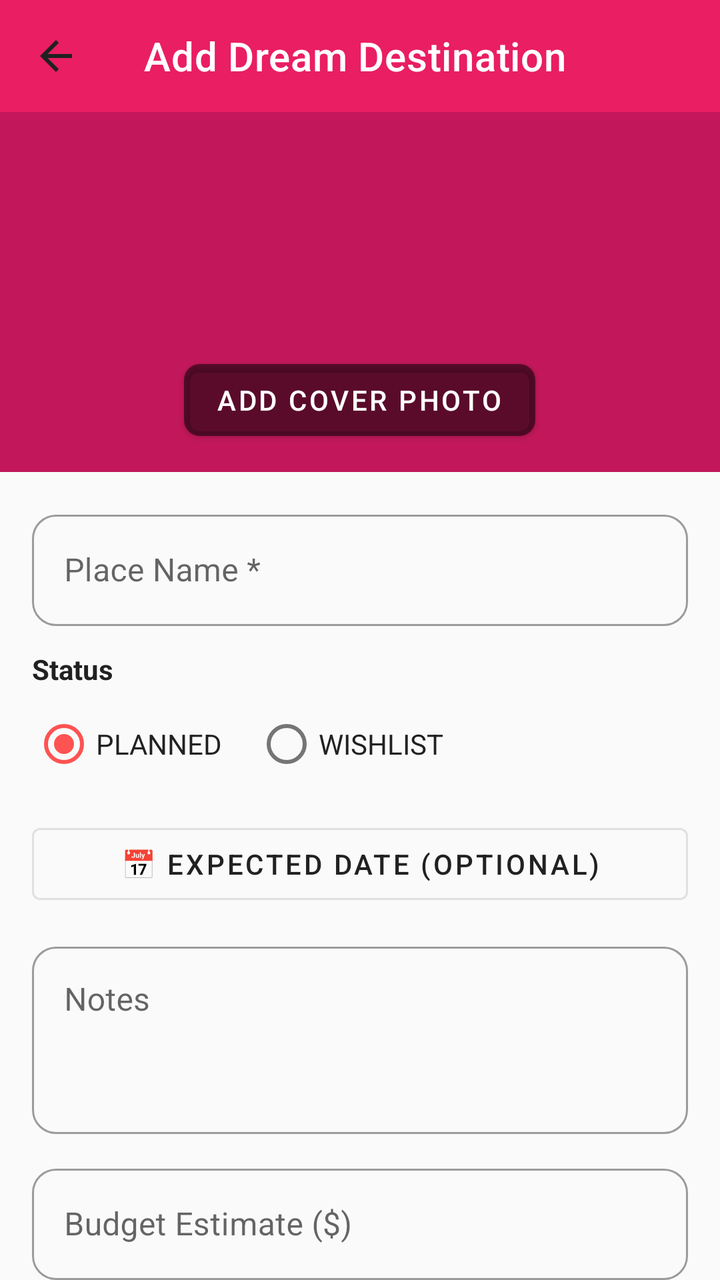
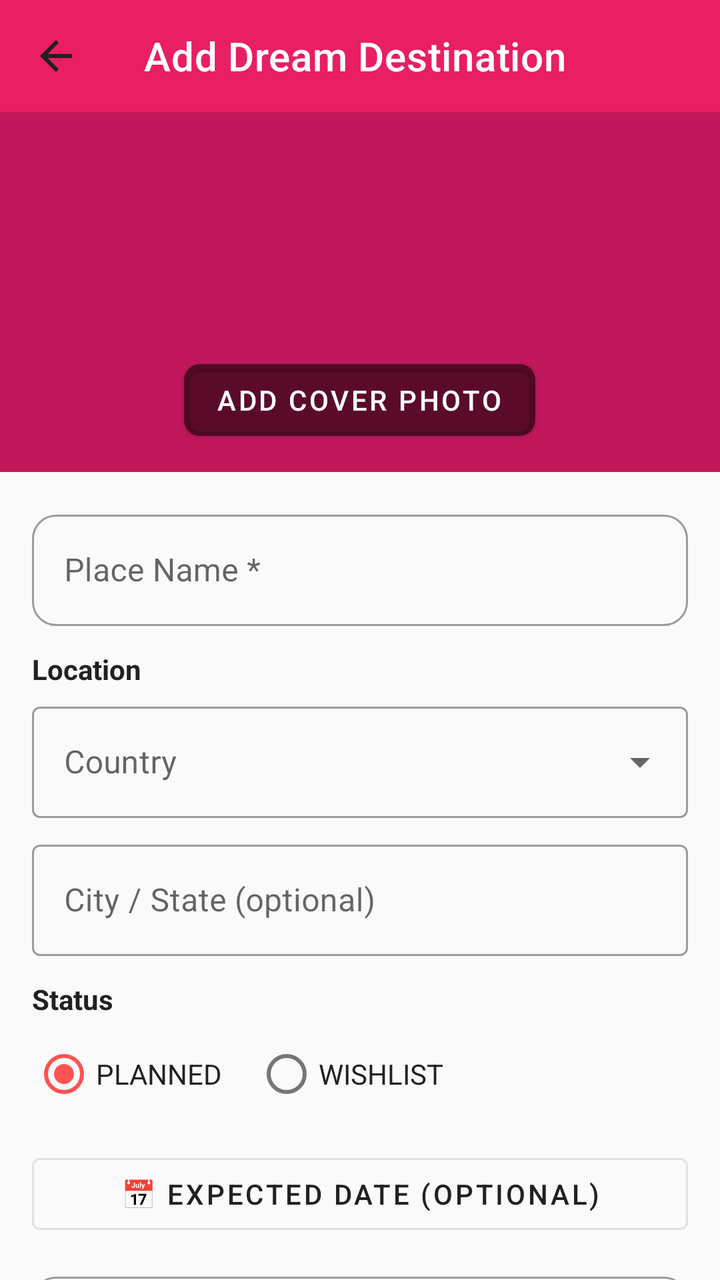

Screens rendered from an Android XML layout before and after an edit, with the pre-edit source and the edit as a unified diff.
<!-- AndroidManifest.xml: application theme Theme.Memoriva -->
<!-- res/layout/activity_dream_destination_create_edit.xml -->
<?xml version="1.0" encoding="utf-8"?>
<androidx.constraintlayout.widget.ConstraintLayout
    xmlns:android="http://schemas.android.com/apk/res/android"
    xmlns:app="http://schemas.android.com/apk/res-auto"
    android:layout_width="match_parent"
    android:layout_height="match_parent"
    android:background="@color/colorBackground">

    <androidx.appcompat.widget.Toolbar
        android:id="@+id/toolbar"
        android:layout_width="0dp"
        android:layout_height="?attr/actionBarSize"
        android:background="@color/colorPrimary"
        app:layout_constraintEnd_toEndOf="parent"
        app:layout_constraintStart_toStartOf="parent"
        app:layout_constraintTop_toTopOf="parent"
        app:navigationIcon="@drawable/ic_arrow_back"
        app:title="Add Dream Destination"
        app:titleTextColor="@color/white" />

    <androidx.core.widget.NestedScrollView
        android:layout_width="0dp"
        android:layout_height="0dp"
        android:fillViewport="true"
        app:layout_constraintBottom_toBottomOf="parent"
        app:layout_constraintEnd_toEndOf="parent"
        app:layout_constraintStart_toStartOf="parent"
        app:layout_constraintTop_toBottomOf="@id/toolbar">

        <LinearLayout
            android:layout_width="match_parent"
            android:layout_height="wrap_content"
            android:orientation="vertical">

            
            <FrameLayout
                android:layout_width="match_parent"
                android:layout_height="180dp">

                <ImageView
                    android:id="@+id/ivCover"
                    android:layout_width="match_parent"
                    android:layout_height="match_parent"
                    android:background="@color/colorPrimaryDark"
                    android:contentDescription="Cover photo"
                    android:scaleType="centerCrop" />

                <com.google.android.material.button.MaterialButton
                    android:id="@+id/btnAddCoverPhoto"
                    android:layout_width="wrap_content"
                    android:layout_height="wrap_content"
                    android:layout_gravity="bottom|center_horizontal"
                    android:layout_marginBottom="12dp"
                    android:text="Add Cover Photo"
                    android:textColor="@color/white"
                    app:backgroundTint="#88000000"
                    app:cornerRadius="8dp" />
            </FrameLayout>

            <LinearLayout
                android:layout_width="match_parent"
                android:layout_height="wrap_content"
                android:orientation="vertical"
                android:padding="16dp">

                
                <com.google.android.material.textfield.TextInputLayout
                    android:id="@+id/tilPlaceName"
                    style="@style/Widget.MaterialComponents.TextInputLayout.OutlinedBox"
                    android:layout_width="match_parent"
                    android:layout_height="wrap_content"
                    android:layout_marginBottom="12dp"
                    android:hint="Place Name *"
                    app:boxCornerRadiusBottomEnd="12dp"
                    app:boxCornerRadiusBottomStart="12dp"
                    app:boxCornerRadiusTopEnd="12dp"
                    app:boxCornerRadiusTopStart="12dp">

                    <com.google.android.material.textfield.TextInputEditText
                        android:id="@+id/etPlaceName"
                        android:layout_width="match_parent"
                        android:layout_height="wrap_content"
                        android:inputType="textCapWords" />
                </com.google.android.material.textfield.TextInputLayout>

                
                <TextView
                    android:layout_width="match_parent"
                    android:layout_height="wrap_content"
                    android:layout_marginBottom="4dp"
                    android:text="Status"
                    android:textColor="@color/colorTextPrimary"
                    android:textSize="14sp"
                    android:textStyle="bold" />

                <RadioGroup
                    android:id="@+id/rgStatus"
                    android:layout_width="match_parent"
                    android:layout_height="wrap_content"
                    android:layout_marginBottom="12dp"
                    android:orientation="horizontal">

                    <RadioButton
                        android:id="@+id/rbPlanned"
                        android:layout_width="wrap_content"
                        android:layout_height="wrap_content"
                        android:layout_marginEnd="16dp"
                        android:checked="true"
                        android:text="PLANNED"
                        android:textColor="@color/colorTextPrimary" />

                    <RadioButton
                        android:id="@+id/rbWishlist"
                        android:layout_width="wrap_content"
                        android:layout_height="wrap_content"
                        android:text="WISHLIST"
                        android:textColor="@color/colorTextPrimary" />
                </RadioGroup>

                
                <com.google.android.material.button.MaterialButton
                    android:id="@+id/btnExpectedDate"
                    style="@style/Widget.MaterialComponents.Button.OutlinedButton"
                    android:layout_width="match_parent"
                    android:layout_height="wrap_content"
                    android:layout_marginBottom="12dp"
                    android:text="📅 Expected Date (optional)"
                    android:textColor="@color/colorTextPrimary"
                    app:strokeColor="@color/colorDivider" />

                
                <com.google.android.material.textfield.TextInputLayout
                    android:id="@+id/tilNotes"
                    style="@style/Widget.MaterialComponents.TextInputLayout.OutlinedBox"
                    android:layout_width="match_parent"
                    android:layout_height="wrap_content"
                    android:layout_marginBottom="12dp"
                    android:hint="Notes"
                    app:boxCornerRadiusBottomEnd="12dp"
                    app:boxCornerRadiusBottomStart="12dp"
                    app:boxCornerRadiusTopEnd="12dp"
                    app:boxCornerRadiusTopStart="12dp">

                    <com.google.android.material.textfield.TextInputEditText
                        android:id="@+id/etNotes"
                        android:layout_width="match_parent"
                        android:layout_height="wrap_content"
                        android:gravity="top"
                        android:inputType="textMultiLine|textCapSentences"
                        android:minLines="3" />
                </com.google.android.material.textfield.TextInputLayout>

                
                <com.google.android.material.textfield.TextInputLayout
                    android:id="@+id/tilBudget"
                    style="@style/Widget.MaterialComponents.TextInputLayout.OutlinedBox"
                    android:layout_width="match_parent"
                    android:layout_height="wrap_content"
                    android:layout_marginBottom="24dp"
                    android:hint="Budget Estimate ($)"
                    app:boxCornerRadiusBottomEnd="12dp"
                    app:boxCornerRadiusBottomStart="12dp"
                    app:boxCornerRadiusTopEnd="12dp"
                    app:boxCornerRadiusTopStart="12dp">

                    <com.google.android.material.textfield.TextInputEditText
                        android:id="@+id/etBudget"
                        android:layout_width="match_parent"
                        android:layout_height="wrap_content"
                        android:inputType="numberDecimal" />
                </com.google.android.material.textfield.TextInputLayout>

                
                <com.google.android.material.button.MaterialButton
                    android:id="@+id/btnSave"
                    android:layout_width="match_parent"
                    android:layout_height="56dp"
                    android:text="Save"
                    android:textColor="@color/white"
                    android:textSize="16sp"
                    app:backgroundTint="@color/colorPrimary"
                    app:cornerRadius="26dp" />
            </LinearLayout>
        </LinearLayout>
    </androidx.core.widget.NestedScrollView>

</androidx.constraintlayout.widget.ConstraintLayout>
<!-- resources referenced by this layout -->
<resources>
  <color name="colorBackground">#FAFAFA</color>
  <color name="colorDivider">#E0E0E0</color>
  <color name="colorPrimary">#E91E63</color>
  <color name="colorPrimaryDark">#C2185B</color>
  <color name="colorTextPrimary">#212121</color>
  <color name="white">#FFFFFFFF</color>
  <!-- drawable ic_arrow_back (drawable) -->
  <vector xmlns:android="http://schemas.android.com/apk/res/android"
      android:width="24dp"
      android:height="24dp"
      android:viewportWidth="24"
      android:viewportHeight="24"
      android:tint="@color/colorTextPrimary">
      <path
          android:fillColor="@android:color/white"
          android:pathData="M20,11H7.83l5.59,-5.59L12,4l-8,8 8,8 1.41,-1.41L7.83,13H20v-2z"/>
  </vector>
  <style name="Theme.Memoriva" parent="Base.Theme.Memoriva" />
  <style name="Base.Theme.Memoriva" parent="Theme.MaterialComponents.Light.NoActionBar">
          <item name="colorPrimary">@color/colorPrimary</item>
          <item name="colorPrimaryDark">@color/colorPrimaryDark</item>
          <item name="colorAccent">@color/colorAccent</item>
          <item name="android:colorBackground">@color/colorBackground</item>
          <item name="colorSurface">@color/colorSurface</item>
          <item name="colorOnPrimary">@color/colorOnPrimary</item>
          <item name="colorError">@color/colorError</item>
          <item name="android:statusBarColor">@color/colorPrimary</item>
          <item name="android:windowLightStatusBar" tools:targetApi="m">false</item>
      </style>
  <color name="colorAccent">#FF5252</color>
  <color name="colorSurface">#FFFFFF</color>
  <color name="colorOnPrimary">#FFFFFF</color>
  <color name="colorError">#F44336</color>
</resources>

<!-- the commit's change to res/layout/activity_dream_destination_create_edit.xml (unified diff, before → after) -->
@@ -88,6 +88,49 @@
                     android:layout_width="match_parent"
                     android:layout_height="wrap_content"
                     android:layout_marginBottom="4dp"
+                    android:text="Location"
+                    android:textColor="@color/colorTextPrimary"
+                    android:textSize="14sp"
+                    android:textStyle="bold" />
+
+                
+                <com.google.android.material.textfield.TextInputLayout
+                    android:id="@+id/tilCountry"
+                    style="@style/Widget.MaterialComponents.TextInputLayout.OutlinedBox.ExposedDropdownMenu"
+                    android:layout_width="match_parent"
+                    android:layout_height="wrap_content"
+                    android:layout_marginBottom="8dp"
+                    android:hint="Country">
+
+                    <AutoCompleteTextView
+                        android:id="@+id/spinnerCountry"
+                        android:layout_width="match_parent"
+                        android:layout_height="wrap_content"
+                        android:inputType="textCapWords"
+                        android:completionThreshold="1" />
+                </com.google.android.material.textfield.TextInputLayout>
+
+                
+                <com.google.android.material.textfield.TextInputLayout
+                    android:id="@+id/tilCity"
+                    style="@style/Widget.MaterialComponents.TextInputLayout.OutlinedBox"
+                    android:layout_width="match_parent"
+                    android:layout_height="wrap_content"
+                    android:layout_marginBottom="12dp"
+                    android:hint="City / State (optional)">
+
+                    <com.google.android.material.textfield.TextInputEditText
+                        android:id="@+id/etCity"
+                        android:layout_width="match_parent"
+                        android:layout_height="wrap_content"
+                        android:inputType="textCapWords" />
+                </com.google.android.material.textfield.TextInputLayout>
+
+                
+                <TextView
+                    android:layout_width="match_parent"
+                    android:layout_height="wrap_content"
+                    android:layout_marginBottom="4dp"
                     android:text="Status"
                     android:textColor="@color/colorTextPrimary"
                     android:textSize="14sp"
@@ -156,8 +199,8 @@
                     style="@style/Widget.MaterialComponents.TextInputLayout.OutlinedBox"
                     android:layout_width="match_parent"
                     android:layout_height="wrap_content"
-                    android:layout_marginBottom="24dp"
-                    android:hint="Budget Estimate ($)"
+                    android:layout_marginBottom="12dp"
+                    android:hint="Budget Estimate (₹)"
                     app:boxCornerRadiusBottomEnd="12dp"
                     app:boxCornerRadiusBottomStart="12dp"
                     app:boxCornerRadiusTopEnd="12dp"
